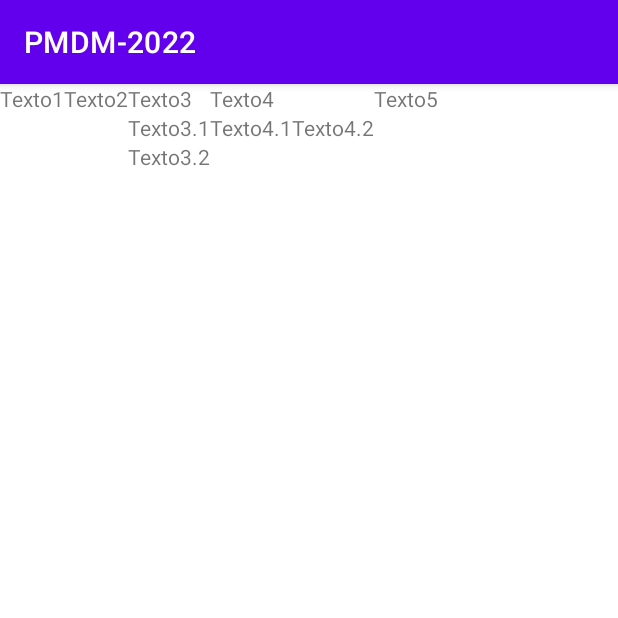
After one commit to OscarAntona/PMDM, an Android app: the Ut01Ex01 screen opened directly, with no data from a screen before it, on a phone screen of 412 x 824 dp, the top half of it. The commit adds this screen. Run offline under Robolectric (Android 15) with nearby library versions, the phone set to English and light mode, and no system bars.

Commit message:
Primer Ejercicio para colocar textos en la pantalla en horizontal y vertical

```diff
--- a/app/src/main/AndroidManifest.xml
+++ b/app/src/main/AndroidManifest.xml
@@ -12,6 +12,13 @@
         android:supportsRtl="true"
         android:theme="@style/Theme.PMDM2022"
         tools:targetApi="31">
+        <activity
+            android:name=".presentation.Ut01Ex01"
+            android:exported="false">
+            <meta-data
+                android:name="android.app.lib_name"
+                android:value="" />
+        </activity>
         <activity
             android:name=".MainActivity"
             android:exported="true">
--- /dev/null
+++ b/app/src/main/java/com/antgut/pmdm_2022/presentation/Ut01Ex01.kt
@@ -0,0 +1,12 @@
+package com.antgut.pmdm_2022.presentation
+
+import androidx.appcompat.app.AppCompatActivity
+import android.os.Bundle
+import com.antgut.pmdm_2022.R
+
+class Ut01Ex01 : AppCompatActivity() {
+    override fun onCreate(savedInstanceState: Bundle?) {
+        super.onCreate(savedInstanceState)
+        setContentView(R.layout.activity_ut01ex01)
+    }
+}
--- a/app/src/main/res/layout/activity_main.xml
+++ b/app/src/main/res/layout/activity_main.xml
@@ -1,18 +1,10 @@
 <?xml version="1.0" encoding="utf-8"?>
-<androidx.constraintlayout.widget.ConstraintLayout xmlns:android="http://schemas.android.com/apk/res/android"
+<LinearLayout xmlns:android="http://schemas.android.com/apk/res/android"
     xmlns:app="http://schemas.android.com/apk/res-auto"
     xmlns:tools="http://schemas.android.com/tools"
     android:layout_width="match_parent"
     android:layout_height="match_parent"
+    android:orientation="vertical"
     tools:context=".MainActivity">
 
-    <TextView
-        android:layout_width="wrap_content"
-        android:layout_height="wrap_content"
-        android:text="Hello World!"
-        app:layout_constraintBottom_toBottomOf="parent"
-        app:layout_constraintEnd_toEndOf="parent"
-        app:layout_constraintStart_toStartOf="parent"
-        app:layout_constraintTop_toTopOf="parent" />
-
-</androidx.constraintlayout.widget.ConstraintLayout>
+</LinearLayout>
--- /dev/null
+++ b/app/src/main/res/layout/activity_ut01ex01.xml
@@ -0,0 +1,124 @@
+<?xml version="1.0" encoding="utf-8"?>
+<LinearLayout xmlns:android="http://schemas.android.com/apk/res/android"
+    xmlns:app="http://schemas.android.com/apk/res-auto"
+    xmlns:tools="http://schemas.android.com/tools"
+    android:layout_width="match_parent"
+    android:layout_height="match_parent"
+    android:orientation="vertical"
+    tools:context=".MainActivity">
+    <LinearLayout
+        android:layout_width="wrap_content"
+        android:layout_height="wrap_content">
+        <TextView
+            android:layout_width="wrap_content"
+            android:layout_height="wrap_content"
+            android:text="Texto1"
+            app:layout_constraintBottom_toBottomOf="parent"
+            app:layout_constraintEnd_toEndOf="parent"
+            app:layout_constraintHorizontal_bias="0.043"
+            app:layout_constraintStart_toStartOf="parent"
+            app:layout_constraintTop_toTopOf="parent"
+            app:layout_constraintVertical_bias="0.022" />
+        <TextView
+            android:layout_width="wrap_content"
+            android:layout_height="wrap_content"
+            android:text="Texto2"
+            app:layout_constraintBottom_toBottomOf="parent"
+            app:layout_constraintEnd_toEndOf="parent"
+            app:layout_constraintHorizontal_bias="0.043"
+            app:layout_constraintStart_toStartOf="parent"
+            app:layout_constraintTop_toTopOf="parent"
+            app:layout_constraintVertical_bias="0.022" />
+        <LinearLayout
+            android:layout_width="wrap_content"
+            android:layout_height="wrap_content"
+            android:orientation="vertical">
+            <TextView
+                android:layout_width="wrap_content"
+                android:layout_height="wrap_content"
+                android:text="Texto3"
+                app:layout_constraintBottom_toBottomOf="parent"
+                app:layout_constraintEnd_toEndOf="parent"
+                app:layout_constraintHorizontal_bias="0.043"
+                app:layout_constraintStart_toStartOf="parent"
+                app:layout_constraintTop_toTopOf="parent"
+                app:layout_constraintVertical_bias="0.022" />
+            <TextView
+                android:layout_width="wrap_content"
+                android:layout_height="wrap_content"
+                android:text="Texto3.1"
+                app:layout_constraintBottom_toBottomOf="parent"
+                app:layout_constraintEnd_toEndOf="parent"
+                app:layout_constraintHorizontal_bias="0.043"
+                app:layout_constraintStart_toStartOf="parent"
+                app:layout_constraintTop_toTopOf="parent"
+                app:layout_constraintVertical_bias="0.022" />
+            <TextView
+                android:layout_width="wrap_content"
+                android:layout_height="wrap_content"
+                android:text="Texto3.2"
+                app:layout_constraintBottom_toBottomOf="parent"
+                app:layout_constraintEnd_toEndOf="parent"
+                app:layout_constraintHorizontal_bias="0.043"
+                app:layout_constraintStart_toStartOf="parent"
+                app:layout_constraintTop_toTopOf="parent"
+                app:layout_constraintVertical_bias="0.022" />
+
+        </LinearLayout>
+        <LinearLayout
+            android:layout_width="wrap_content"
+            android:layout_height="wrap_content"
+            android:orientation="vertical">
+            <TextView
+                android:layout_width="wrap_content"
+                android:layout_height="wrap_content"
+                android:text="Texto4"
+                app:layout_constraintBottom_toBottomOf="parent"
+                app:layout_constraintEnd_toEndOf="parent"
+                app:layout_constraintHorizontal_bias="0.043"
+                app:layout_constraintStart_toStartOf="parent"
+                app:layout_constraintTop_toTopOf="parent"
+                app:layout_constraintVertical_bias="0.022" />
+            <LinearLayout
+                android:layout_width="wrap_content"
+                android:layout_height="wrap_content"
+                android:orientation="horizontal">
+                <TextView
+                    android:layout_width="wrap_content"
+                    android:layout_height="wrap_content"
+                    android:text="Texto4.1"
+                    app:layout_constraintBottom_toBottomOf="parent"
+                    app:layout_constraintEnd_toEndOf="parent"
+                    app:layout_constraintHorizontal_bias="0.043"
+                    app:layout_constraintStart_toStartOf="parent"
+                    app:layout_constraintTop_toTopOf="parent"
+                    app:layout_constraintVertical_bias="0.022" />
+                <TextView
+                    android:layout_width="wrap_content"
+                    android:layout_height="wrap_content"
+                    android:text="Texto4.2"
+                    app:layout_constraintBottom_toBottomOf="parent"
+                    app:layout_constraintEnd_toEndOf="parent"
+                    app:layout_constraintHorizontal_bias="0.043"
+                    app:layout_constraintStart_toStartOf="parent"
+                    app:layout_constraintTop_toTopOf="parent"
+                    app:layout_constraintVertical_bias="0.022" />
+
+            </LinearLayout>
+
+        </LinearLayout>
+        <TextView
+            android:layout_width="wrap_content"
+            android:layout_height="wrap_content"
+            android:text="Texto5"
+            app:layout_constraintBottom_toBottomOf="parent"
+            app:layout_constraintEnd_toEndOf="parent"
+            app:layout_constraintHorizontal_bias="0.043"
+            app:layout_constraintStart_toStartOf="parent"
+            app:layout_constraintTop_toTopOf="parent"
+            app:layout_constraintVertical_bias="0.022" />
+
+    </LinearLayout>
+
+
+</LinearLayout>
```
